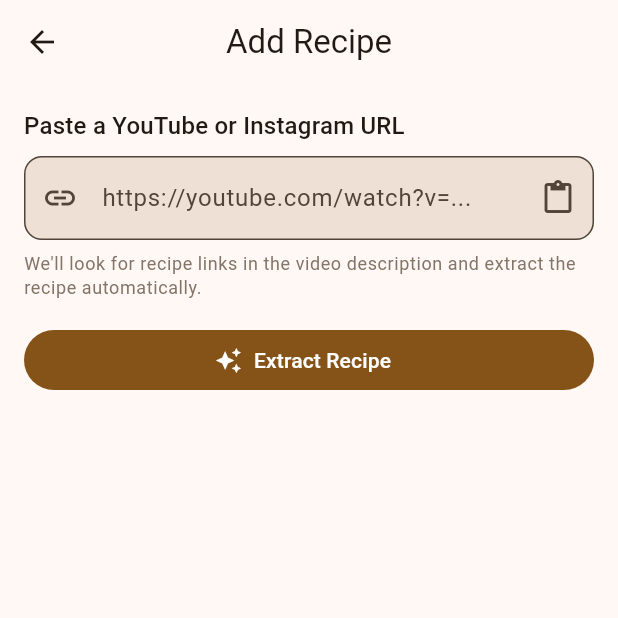
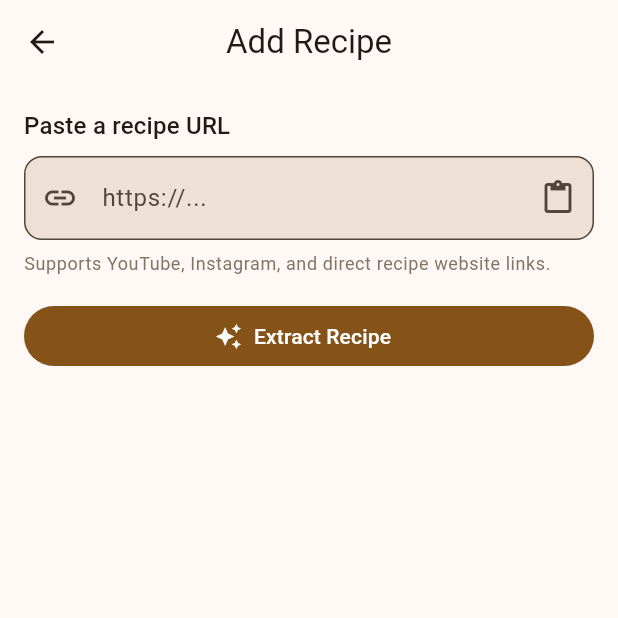
Before and after one commit to raulherbster/recipe-saver, a Flutter app: the AddRecipeScreen screen opened directly, on a phone screen of 412 x 824 dp, the top half of it. Run offline on Flutter 3.47's test engine with Material 3 defaults, Android fonts, the phone set to English and light mode, and no system bars; our stand-ins replace cached_network_image, dio, flutter_riverpod; missing offline and left inert: receive_sharing_intent; network calls fail.

Commit message:
feat: update Add Recipe UI to reflect direct website URL support
The backend already supports extracting recipes from direct website links
(schema.org/Recipe), but the UI copy only mentioned YouTube and Instagram.
Update the label, hint text, and helper text to reflect all supported sources.

Co-Authored-By: Claude Sonnet 4.6 <noreply@anthropic.com>

```diff
--- a/mobile/lib/screens/add_recipe_screen.dart
+++ b/mobile/lib/screens/add_recipe_screen.dart
@@ -104,14 +104,14 @@ class _AddRecipeScreenState extends ConsumerState<AddRecipeScreen> {
       crossAxisAlignment: CrossAxisAlignment.start,
       children: [
         Text(
-          'Paste a YouTube or Instagram URL',
+          'Paste a recipe URL',
           style: Theme.of(context).textTheme.titleMedium,
         ),
         const SizedBox(height: 8),
         TextField(
           controller: _urlController,
           decoration: InputDecoration(
-            hintText: 'https://youtube.com/watch?v=...',
+            hintText: 'https://...',
             prefixIcon: const Icon(Icons.link),
             suffixIcon: IconButton(
               icon: const Icon(Icons.content_paste),
@@ -125,7 +125,7 @@ class _AddRecipeScreenState extends ConsumerState<AddRecipeScreen> {
         ),
         const SizedBox(height: 8),
         Text(
-          'We\'ll look for recipe links in the video description and extract the recipe automatically.',
+          'Supports YouTube, Instagram, and direct recipe website links.',
           style: Theme.of(context).textTheme.bodySmall?.copyWith(
                 color: Theme.of(context).colorScheme.outline,
               ),
```
